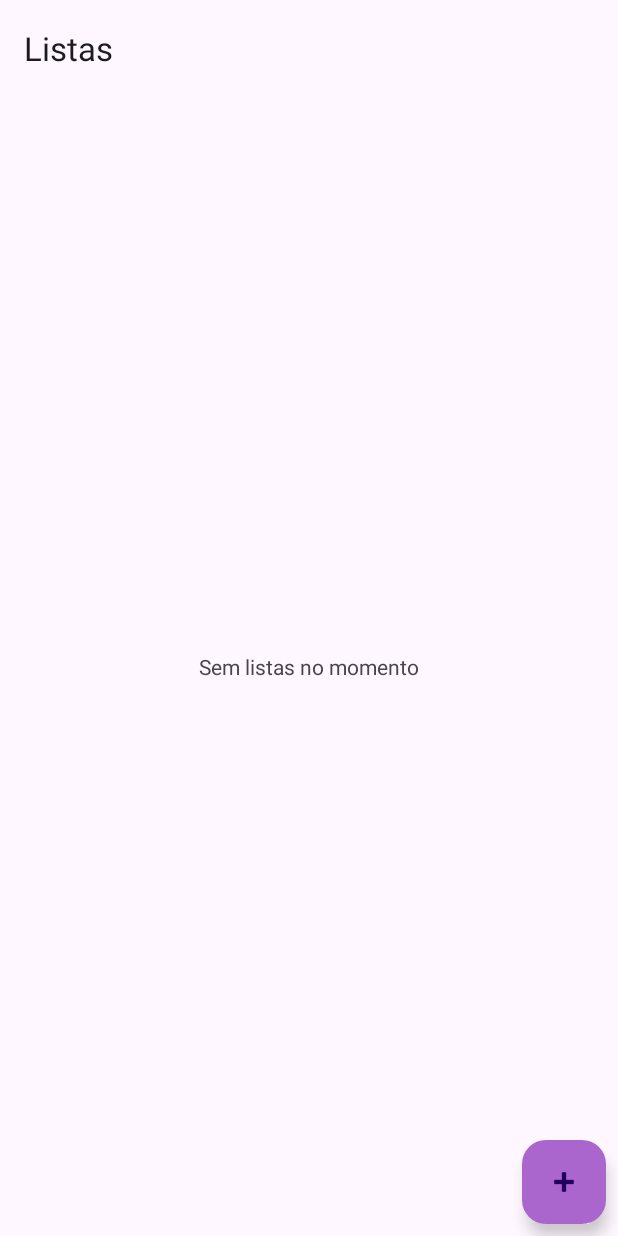
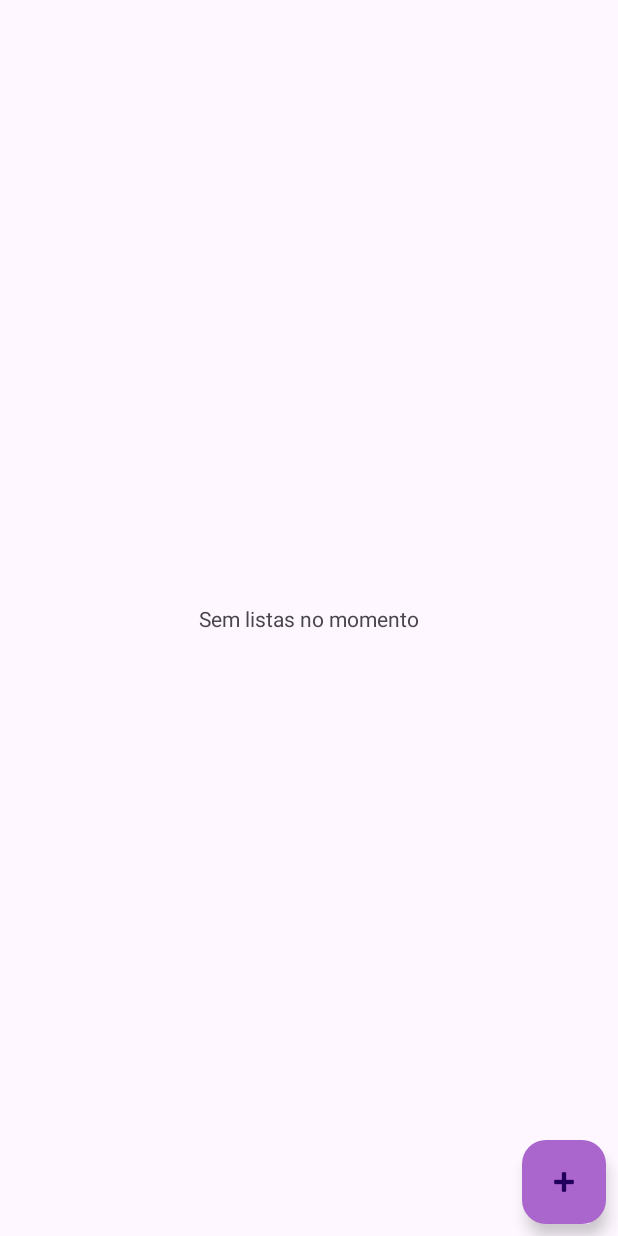
Before and after one commit to diogo7b/android-market-list, an Android app: the screen it shows after launch (MainActivity), on a phone screen of 412 x 824 dp. Run offline under Robolectric (Android 15) with nearby library versions, the phone set to English and light mode, and no system bars; our stand-ins replace Room's generated code.

Commit message:
fix: removed top app bar from main activity

```diff
--- a/app/src/main/res/layout/activity_main.xml
+++ b/app/src/main/res/layout/activity_main.xml
@@ -7,29 +7,13 @@
     android:layout_height="match_parent"
     tools:context=".MainActivity">
 
-    <com.google.android.material.appbar.AppBarLayout
-        android:id="@+id/appbar_layout"
-        android:layout_width="match_parent"
-        android:layout_height="wrap_content"
-        app:layout_constraintStart_toStartOf="parent"
-        app:layout_constraintTop_toTopOf="parent">
-
-        <com.google.android.material.appbar.MaterialToolbar
-            android:id="@+id/mt_toolbar_main_list"
-            android:layout_width="match_parent"
-            android:layout_height="wrap_content"
-            android:minHeight="?attr/actionBarSize"
-            app:layout_scrollFlags="scroll|snap"
-            app:title="@string/title_lists" />
-    </com.google.android.material.appbar.AppBarLayout>
-
     <androidx.fragment.app.FragmentContainerView
         android:id="@+id/main_container_fragment"
-        android:layout_width="0dp"
-        android:layout_height="0dp"
+        android:layout_width="match_parent"
+        android:layout_height="match_parent"
         android:visibility="visible"
         app:layout_constraintBottom_toBottomOf="parent"
         app:layout_constraintEnd_toEndOf="parent"
         app:layout_constraintStart_toStartOf="parent"
-        app:layout_constraintTop_toBottomOf="@id/appbar_layout" />
+        app:layout_constraintTop_toTopOf="parent" />
 </androidx.constraintlayout.widget.ConstraintLayout>
```
